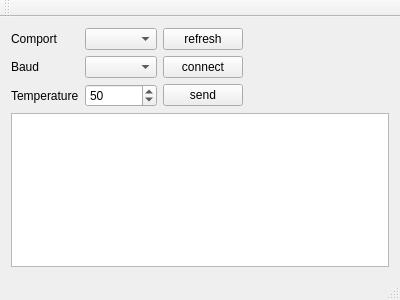
The window that qt/project/src/mainwindow.ui (Crystal-Photonics/crystalBoot) describes before a commit, drawn with Qt 5.
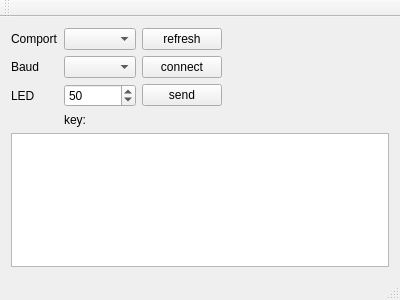
The same window after the commit.

What changed in the file:
```diff
--- a/qt/project/src/mainwindow.ui
+++ b/qt/project/src/mainwindow.ui
@@ -21,7 +21,7 @@
     <item row="2" column="1">
      <widget class="QLabel" name="label_2">
       <property name="text">
-       <string>Temperature</string>
+       <string>LED</string>
       </property>
      </widget>
     </item>
@@ -79,7 +79,7 @@
       </property>
      </widget>
     </item>
-    <item row="3" column="1" colspan="4">
+    <item row="4" column="1" colspan="4">
      <widget class="QPlainTextEdit" name="plainTextEdit"/>
     </item>
     <item row="0" column="3">
@@ -89,6 +89,13 @@
       </property>
      </widget>
     </item>
+    <item row="3" column="2" colspan="2">
+     <widget class="QLabel" name="lblKey">
+      <property name="text">
+       <string>key:</string>
+      </property>
+     </widget>
+    </item>
    </layout>
   </widget>
   <widget class="QMenuBar" name="menuBar">
```
